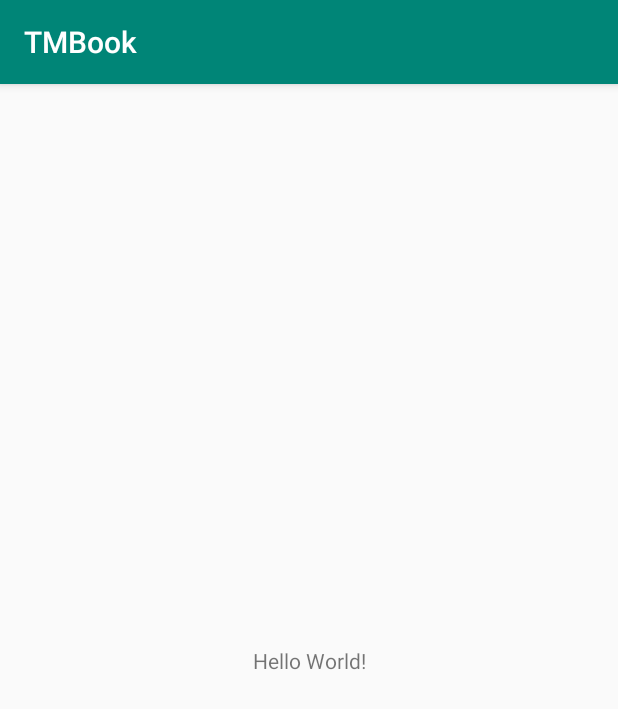
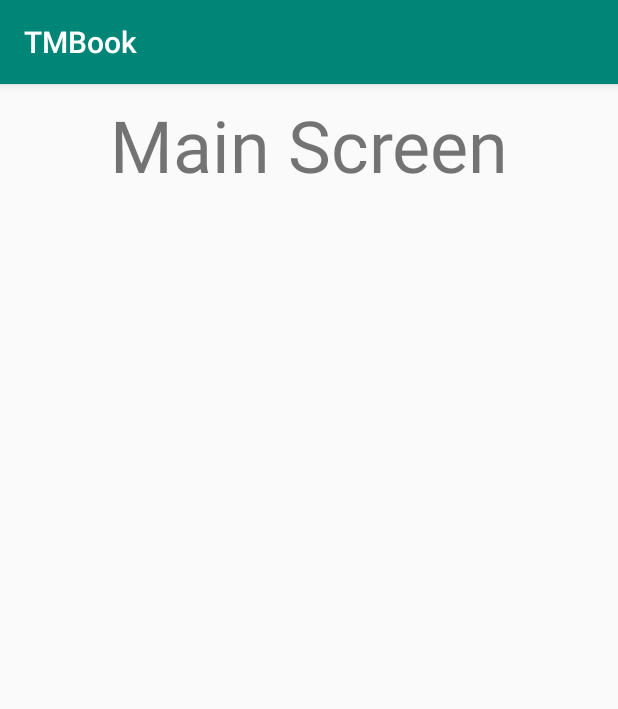
Before and after one commit to SashaZamulaA/TMBook, an Android app: the screen it shows after launch (MainActivity), on a phone screen of 412 x 824 dp. Shown: the top 709 px of the screen. Run offline under Robolectric (Android 15) with nearby library versions, the phone set to English and light mode, and no system bars.

Commit message:
new commit

```diff
--- a/app/src/main/res/layout/activity_main.xml
+++ b/app/src/main/res/layout/activity_main.xml
@@ -1,18 +1,26 @@
 <?xml version="1.0" encoding="utf-8"?>
-<android.support.constraint.ConstraintLayout xmlns:android="http://schemas.android.com/apk/res/android"
+<LinearLayout xmlns:android="http://schemas.android.com/apk/res/android"
     xmlns:app="http://schemas.android.com/apk/res-auto"
-    xmlns:tools="http://schemas.android.com/tools"
     android:layout_width="match_parent"
     android:layout_height="match_parent"
-    tools:context=".MainActivity">
+    android:orientation="vertical">
+
+    <android.support.v7.widget.Toolbar
+        android:id="@+id/toolbar"
+        style="@style/Toolbar"
+        android:layout_width="match_parent"
+        android:layout_height="@dimen/toolbar_height"
+        android:padding="0dp"
+        app:contentInsetEnd="0dp"
+        app:contentInsetStart="0dp">
+
+    </android.support.v7.widget.Toolbar>
 
     <TextView
-        android:layout_width="wrap_content"
+        android:id="@+id/text_on_screen"
+        android:layout_width="match_parent"
         android:layout_height="wrap_content"
-        android:text="Hello World!"
-        app:layout_constraintBottom_toBottomOf="parent"
-        app:layout_constraintLeft_toLeftOf="parent"
-        app:layout_constraintRight_toRightOf="parent"
-        app:layout_constraintTop_toTopOf="parent" />
-
-</android.support.constraint.ConstraintLayout>
+        android:gravity="center"
+        android:text="Main Screen"
+        android:textSize="48sp" />
+</LinearLayout>
```
